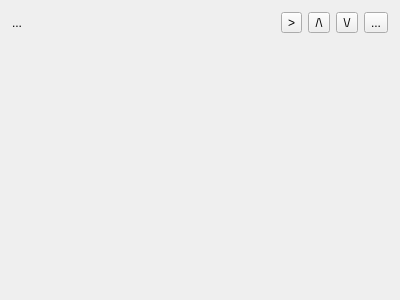
First picture: the form in apps/settings/browser/UIItem.ui, repository OpenFairWind/fairwindplusplus, before the edit.
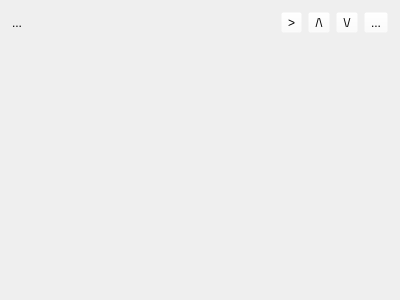
Second picture: the form after the edit. Icons and pictures are not drawn.

Patch:
```diff
--- a/apps/settings/browser/UIItem.ui
+++ b/apps/settings/browser/UIItem.ui
@@ -42,6 +42,9 @@
        </item>
        <item>
         <widget class="QToolButton" name="toolButton_Expand">
+         <property name="styleSheet">
+          <string notr="true">background-color: rgba(255, 255, 255, 0);</string>
+         </property>
          <property name="text">
           <string>&gt;</string>
          </property>
@@ -49,6 +52,9 @@
        </item>
        <item>
         <widget class="QToolButton" name="toolButton_Up">
+         <property name="styleSheet">
+          <string notr="true">background-color: rgba(255, 255, 255, 0);</string>
+         </property>
          <property name="text">
           <string>/\</string>
          </property>
@@ -56,6 +62,9 @@
        </item>
        <item>
         <widget class="QToolButton" name="toolButton_Down">
+         <property name="styleSheet">
+          <string notr="true">background-color: rgba(255, 255, 255, 0);</string>
+         </property>
          <property name="text">
           <string>\/</string>
          </property>
@@ -63,6 +72,9 @@
        </item>
        <item>
         <widget class="QToolButton" name="toolButton_Remove">
+         <property name="styleSheet">
+          <string notr="true">background-color: rgba(255, 255, 255, 0);</string>
+         </property>
          <property name="text">
           <string>...</string>
          </property>
```
Left out of the diff: 19 changed lines with no effect on the pictures.
